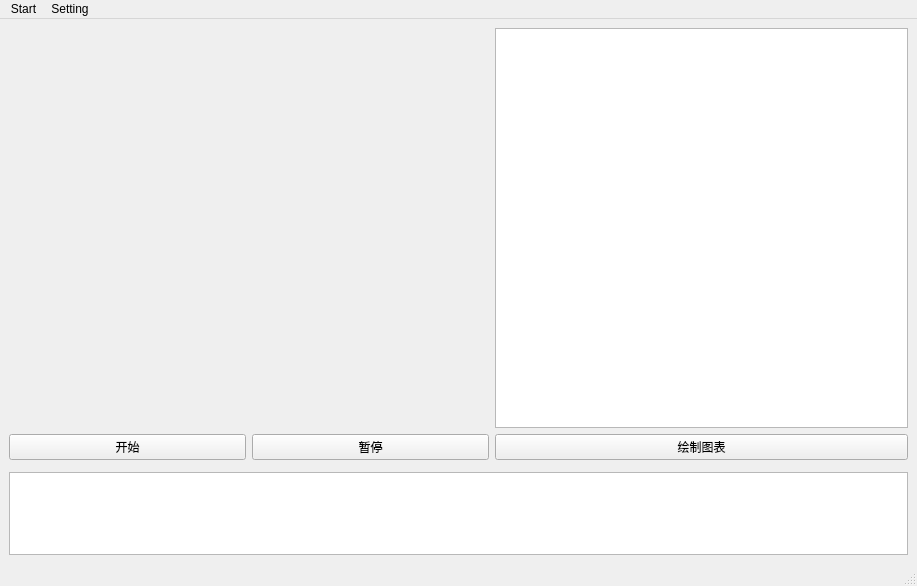
This is mainwindow.ui in Robinsssson/ShowWindows as Qt 5 draws it before an edit. The edited form follows.
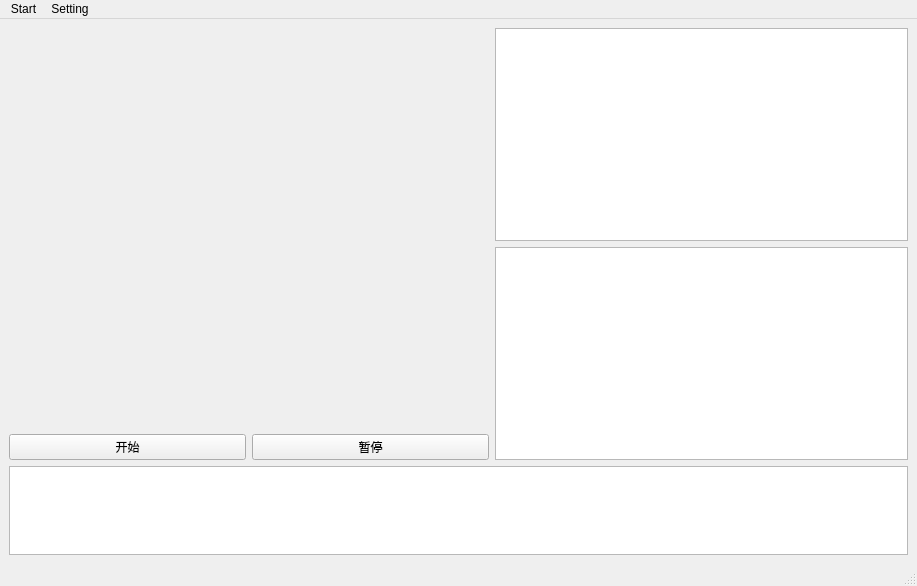
This is the edited form. Custom widgets are drawn as their Qt base class.

The edit to the form file:
```diff
--- a/mainwindow.ui
+++ b/mainwindow.ui
@@ -60,19 +60,12 @@
            <widget class="QChartView" name="chartView"/>
           </item>
           <item>
-           <widget class="QPushButton" name="pushButtonCreateChart">
-            <property name="text">
-             <string>绘制图表</string>
-            </property>
-           </widget>
+           <widget class="QChartView" name="fftView"/>
           </item>
          </layout>
         </item>
        </layout>
       </item>
-      <item>
-       <widget class="QWidget" name="widget" native="true"/>
-      </item>
       <item>
        <widget class="QTextBrowser" name="textBrowser"/>
       </item>
```
Left out of the diff: 2 changed lines with no effect on the pictures.
